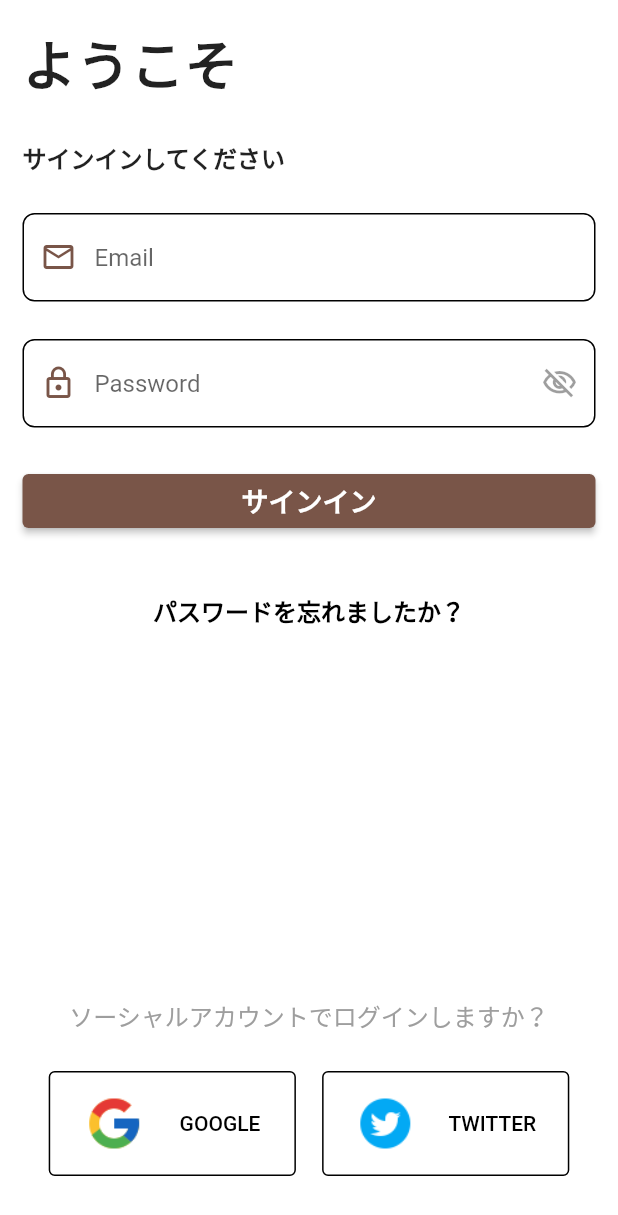
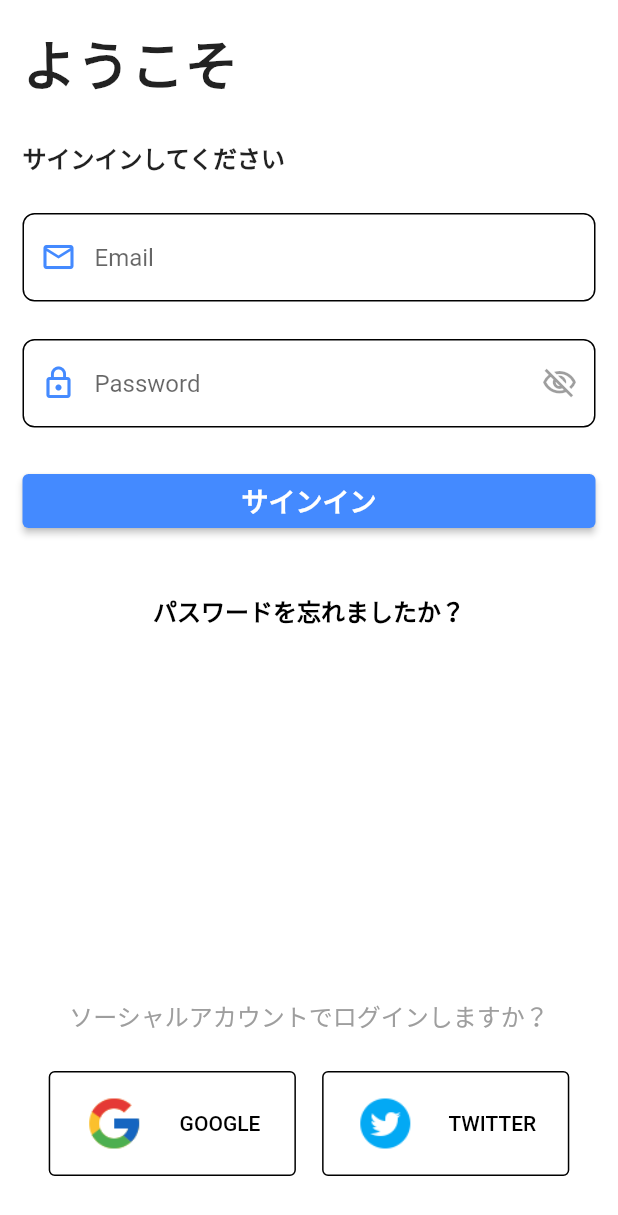
Before and after one commit to shinnkura/flutter_and_laravel, a Flutter app: the screen it shows after launch, on a phone screen of 412 x 824 dp. Shown: the top 1215 px of the screen. Run offline on Flutter 3.47's test engine with Material 2 defaults, Android fonts, the phone set to English and light mode, and no system bars.

Commit message:
テーマカラーの変更

```diff
--- a/lib/utils/config.dart
+++ b/lib/utils/config.dart
@@ -40,7 +40,7 @@ class Config {
   static const focusBorder = OutlineInputBorder(
       borderRadius: BorderRadius.all(Radius.circular(8)),
       borderSide: BorderSide(
-        color: Colors.brown,
+        color: Colors.blueAccent,
       ));
   static const errorBorder = OutlineInputBorder(
     borderRadius: BorderRadius.all(Radius.circular(8)),
@@ -49,5 +49,5 @@ class Config {
     ),
   );
 
-  static const primaryColor = Colors.brown;
+  static const primaryColor = Colors.blueAccent;
 }
```
